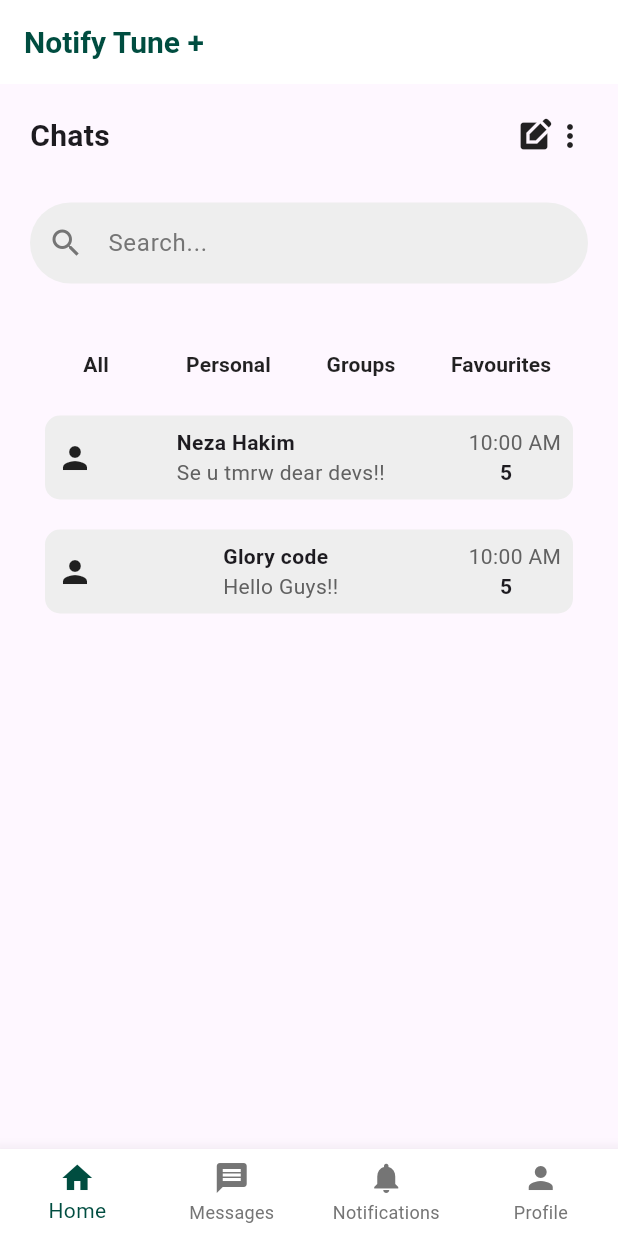
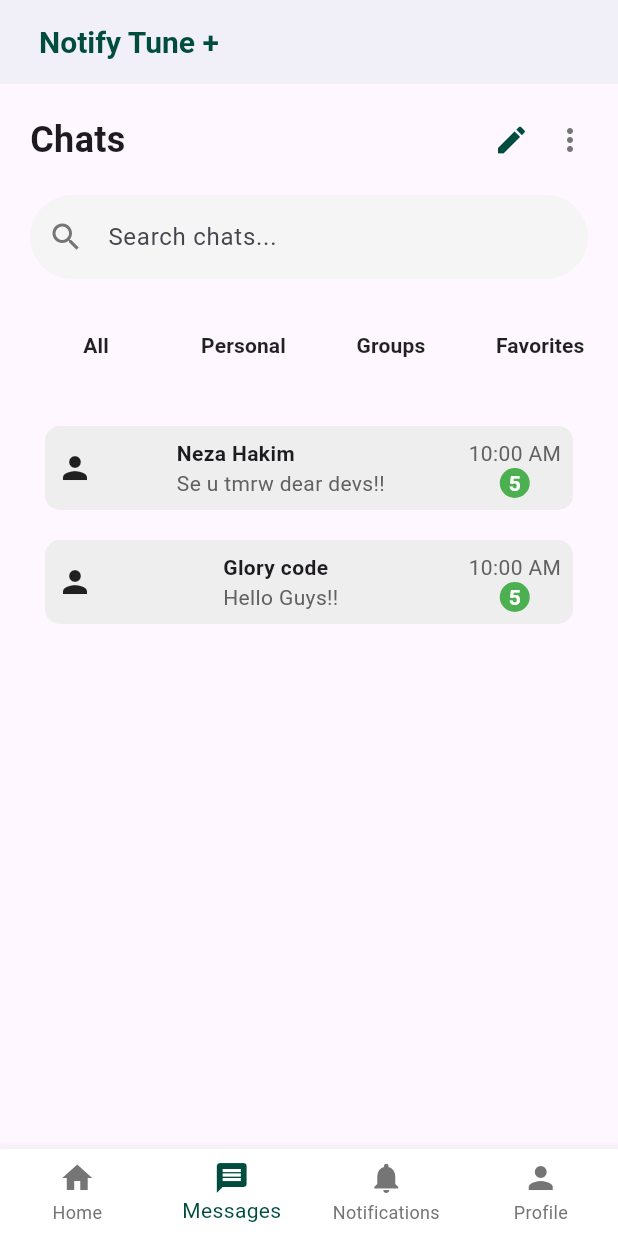
Before and after one commit to Glorycode02/notifytuneplus, a Flutter app: the HomePage screen opened by its route, item 2 of the bottom bar chosen, after a tap on "Groups", on a phone screen of 412 x 824 dp. Run offline on Flutter 3.47's test engine with Material 3 defaults, Android fonts, the phone set to English and light mode, and no system bars.

Commit message:
last commit

```diff
--- a/lib/components/messagetile.dart
+++ b/lib/components/messagetile.dart
@@ -65,12 +65,16 @@ class MessageTile extends StatelessWidget {
                     width: 20,
                     height: 20,
                     decoration: BoxDecoration(
-                      borderRadius: BorderRadius.circular(100)
+                      borderRadius: BorderRadius.circular(100),
+                      color: Colors.green,
                     ),
-                    child: Text(
-                      messagecount.toString(),
-                      style: TextStyle(
-                        fontWeight: FontWeight.bold,
+                    child: Center(
+                      child: Text(
+                        messagecount.toString(),
+                        style: TextStyle(
+                          fontWeight: FontWeight.bold,
+                          color: Colors.white
+                        ),
                       ),
                     ),
                   ),
--- a/lib/pages/chats_page.dart
+++ b/lib/pages/chats_page.dart
@@ -11,14 +11,13 @@ class ChatsPage extends StatefulWidget {
 
 class _ChatsPageState extends State<ChatsPage> {
   final TextEditingController _chatsearchcontroller = TextEditingController();
-  int _currentIndex = 0; // Track the current active index
+  int _currentIndex = 1; // Default active tab is Chats
 
   void _onTabTapped(int index) {
     setState(() {
       _currentIndex = index;
     });
 
-    // Routing Logic done by Amini glory
     String route;
     switch (index) {
       case 0:
@@ -37,7 +36,6 @@ class _ChatsPageState extends State<ChatsPage> {
         return;
     }
 
-    // Navigate only if it's a different route
     if (ModalRoute.of(context)?.settings.name != route) {
       Navigator.pushNamed(context, route);
     }
@@ -48,7 +46,10 @@ class _ChatsPageState extends State<ChatsPage> {
     return Scaffold(
       appBar: AppBar(
         automaticallyImplyLeading: false,
-        title: Text(
+        title: Row(
+          children: [
+            SizedBox(width: 10),
+            Text(
               "Notify Tune +",
               style: TextStyle(
                 fontSize: 20,
@@ -56,12 +57,11 @@ class _ChatsPageState extends State<ChatsPage> {
                 color: Colors.teal[900],
               ),
             ),
-        elevation: 0,
-        backgroundColor: Colors.white, // AppBar background color
+          ],
         ),
-      // SizedBox(
-      //   height: 30,
-      // ),
+        elevation: 4,
+        backgroundColor: Colors.white,
+      ),
       body: Padding(
         padding: const EdgeInsets.symmetric(horizontal: 20.0, vertical: 20.0),
         child: Column(
@@ -71,74 +71,81 @@ class _ChatsPageState extends State<ChatsPage> {
               children: [
                 Text(
                   "Chats",
-                  style: TextStyle(fontWeight: FontWeight.bold, fontSize: 20),
+                  style: TextStyle(fontWeight: FontWeight.bold, fontSize: 24),
                 ),
                 Row(
-                  children: [Icon(Icons.edit_square), Icon(Icons.more_vert)],
+                  children: [
+                    Icon(Icons.edit, color: Colors.teal[900]),
+                    SizedBox(width: 15),
+                    Icon(Icons.more_vert, color: Colors.grey[600]),
+                  ],
                 )
               ],
             ),
-            SizedBox(
-              height: 30,
-            ),
-            Row(
-              children: [
-                Expanded(
-                  child: TextField(
+            SizedBox(height: 20),
+            TextField(
               controller: _chatsearchcontroller,
               decoration: InputDecoration(
-                      filled: true, // Enable background color
-                      fillColor: Colors.grey[200], // Light grey background
-                      hintText: "Search...",
-                      hintStyle: TextStyle(
-                          color: Colors.grey[600]), // Greyish hint text
-                      prefixIcon: Icon(
-                        Icons.search,
-                        color: Colors.grey[600], // Icon inside input
-                      ),
-                      contentPadding:
-                          EdgeInsets.symmetric(vertical: 15), // Adjust height
+                filled: true,
+                fillColor: Colors.grey[100],
+                hintText: "Search chats...",
+                prefixIcon: Icon(Icons.search, color: Colors.grey[600]),
+                suffixIcon: _chatsearchcontroller.text.isNotEmpty
+                    ? IconButton(
+                        icon: Icon(Icons.clear, color: Colors.grey[600]),
+                        onPressed: () => _chatsearchcontroller.clear(),
+                      )
+                    : null,
                 border: OutlineInputBorder(
-                        borderRadius:
-                            BorderRadius.circular(50), // Rounded corners
-                        borderSide: BorderSide.none, // Remove border lines
+                  borderRadius: BorderRadius.circular(30),
+                  borderSide: BorderSide.none,
                 ),
               ),
             ),
-                ),
-              ],
-            ),
-            SizedBox(
-              height: 30,
-            ),
-            Row(
+            SizedBox(height: 20),
+            SingleChildScrollView(
+              scrollDirection: Axis.horizontal,
+              child: Row(
                 children: [
                   MyButton(onPressed: () {}, text: "All"),
                   MyButton(onPressed: () {}, text: "Personal"),
                   MyButton(onPressed: () {}, text: "Groups"),
-                MyButton(onPressed: () {}, text: "Favourites")
-              ],
+                  MyButton(onPressed: () {}, text: "Favorites"),
+                ].map((button) => Padding(
+                      padding: const EdgeInsets.only(right: 10),
+                      child: button,
+                    )).toList(),
               ),
+            ),
+            SizedBox(height: 20),
+            Expanded(
+              child: ListView(
+                children: [
                   MessageTile(
                     icon: Icons.person,
                     username: 'Neza Hakim',
                     message: 'Se u tmrw dear devs!!',
                     time: "10:00 AM",
-                messagecount: 5),
+                    messagecount: 5,
+                  ),
                   MessageTile(
                     icon: Icons.person,
                     username: 'Glory code',
                     message: 'Hello Guys!!',
                     time: "10:00 AM",
-                messagecount: 5)
+                    messagecount: 5,
+                  ),
+                ],
+              ),
+            ),
           ],
         ),
       ),
       bottomNavigationBar: BottomNavigationBar(
         currentIndex: _currentIndex,
         onTap: _onTabTapped,
-        selectedItemColor: Colors.teal[900], // Highlight color for active tab
-        unselectedItemColor: Colors.grey[600], // Color for inactive tabs
+        selectedItemColor: Colors.teal[900],
+        unselectedItemColor: Colors.grey[600],
         items: [
           BottomNavigationBarItem(
             icon: Icon(Icons.home),
@@ -157,8 +164,8 @@ class _ChatsPageState extends State<ChatsPage> {
             label: "Profile",
           ),
         ],
-        backgroundColor: Colors.white, // Background color of the bar
-        type: BottomNavigationBarType.fixed, // Fixed icons and labels
+        backgroundColor: Colors.white,
+        type: BottomNavigationBarType.fixed,
         elevation: 10,
       ),
     );
--- a/lib/pages/home_page.dart
+++ b/lib/pages/home_page.dart
@@ -22,19 +22,19 @@ class _HomePageState extends State<HomePage> {
     String route;
     switch (index) {
       case 0:
-        route = "/homepage"; // Matches your route name
+        route = "/homepage";
         break;
       case 1:
-        route = "/chats"; // Matches your route name
+        route = "/chats";
         break;
       case 2:
-        route = "/notifications"; // Matches your route name
+        route = "/notifications";
         break;
       case 3:
-        route = "/profile"; // Matches your route name
+        route = "/profile";
         break;
       default:
-        return; // If something goes wrong, do nothing
+        return;
     }
 
     // Navigate only if it's a different route
--- a/lib/pages/profile_page.dart
+++ b/lib/pages/profile_page.dart
@@ -9,6 +9,6 @@ class ProfilePage extends StatelessWidget {
       appBar: AppBar(
         title: Text("Profile"),
       ),
-    );;
+    );
   }
 }
```
Also changed, not shown: lib/main.dart (+0 -25 lines). Lines whose indentation alone changed are shown as unchanged.
